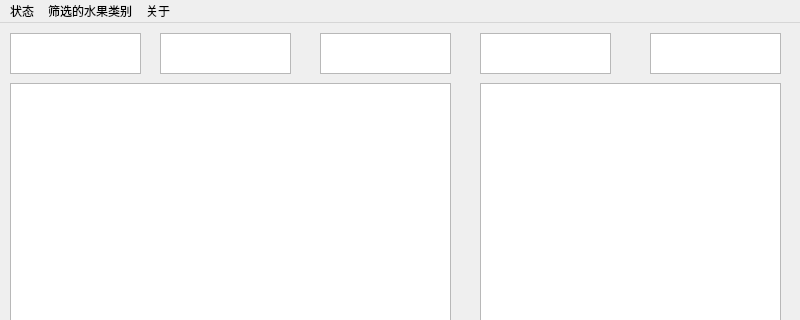
The window that FruitPrevision.ui (tianxingithub/fruit_detection_project) describes before a commit, drawn with Qt 5; both pictures show x 0 to 800 and y 0 to 320 of the 800 by 669 pixel window.
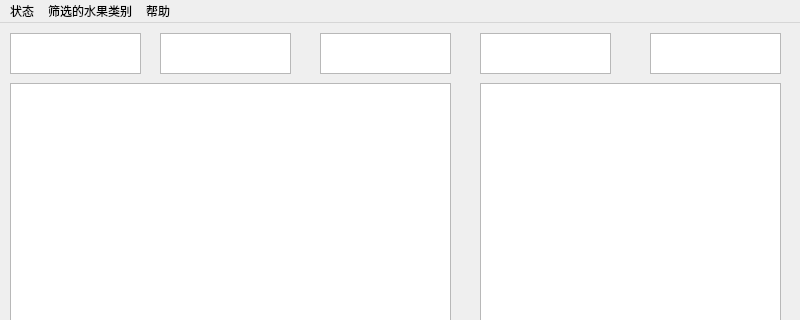
The same window after the commit.

Diff of the .ui file:
```diff
--- a/FruitPrevision.ui
+++ b/FruitPrevision.ui
@@ -104,11 +104,6 @@
      <height>26</height>
     </rect>
    </property>
-   <widget class="QMenu" name="about">
-    <property name="title">
-     <string>关于</string>
-    </property>
-   </widget>
    <widget class="QMenu" name="fruitKind">
     <property name="title">
      <string>筛选的水果类别</string>
@@ -127,9 +122,16 @@
     <addaction name="actionEnd"/>
     <addaction name="actionStep"/>
    </widget>
+   <widget class="QMenu" name="help">
+    <property name="title">
+     <string>帮助</string>
+    </property>
+    <addaction name="about"/>
+    <addaction name="running"/>
+   </widget>
    <addaction name="fruitStatus"/>
    <addaction name="fruitKind"/>
-   <addaction name="about"/>
+   <addaction name="help"/>
   </widget>
   <widget class="QStatusBar" name="statusbar"/>
   <action name="actionApple">
```
Left out of the diff: 27 changed lines with no effect on the pictures.
